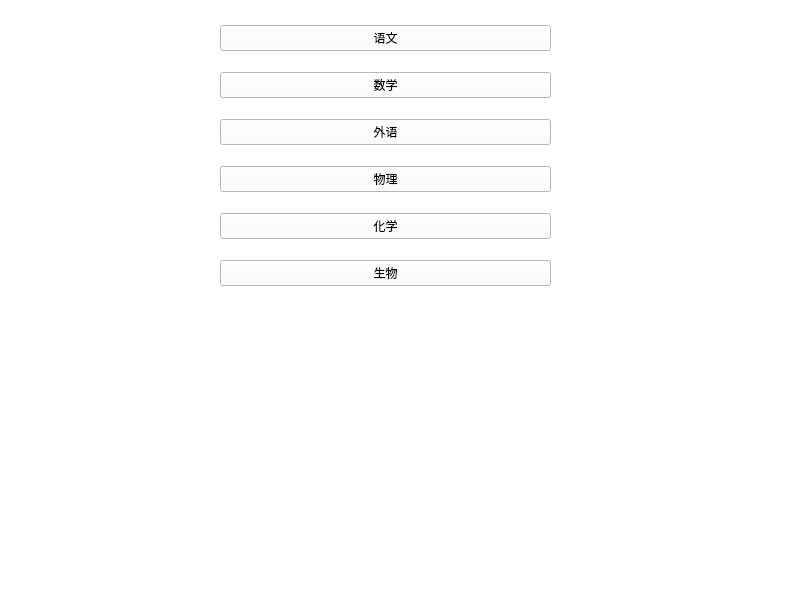
This is CODE/single_score.ui in lensans/- as Qt 5 draws it before an edit. The edited form follows.
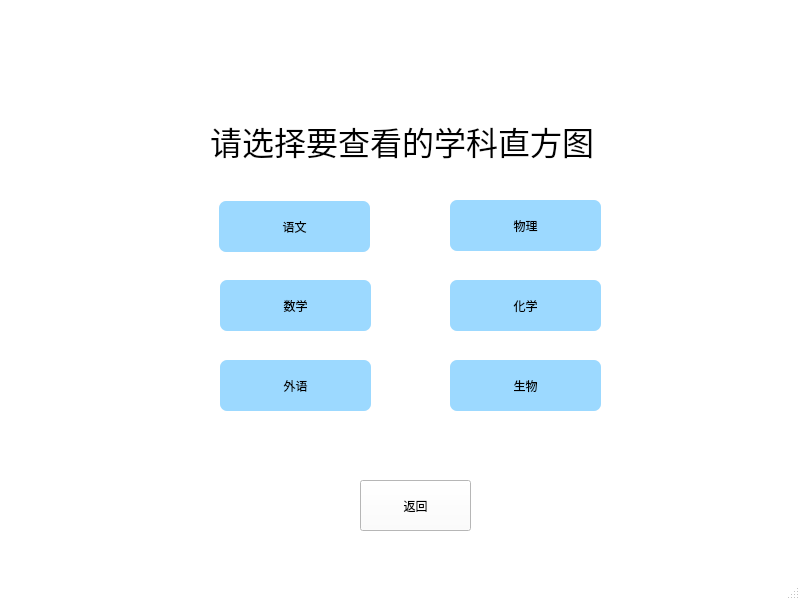
This is the edited form. Icons and pictures are not drawn.

The edit to the form file:
```diff
--- a/CODE/single_score.ui
+++ b/CODE/single_score.ui
@@ -14,62 +14,252 @@
    <string>MainWindow</string>
   </property>
   <property name="styleSheet">
-   <string notr="true">background-color: rgb(255, 255, 255);</string>
+   <string notr="true">QMainWindow#Single_score
+{
+	border-image: url(:/pic.png);
+	background-color: rgb(255, 255, 255);
+	
+}
+
+</string>
   </property>
   <widget class="QWidget" name="centralwidget">
-   <widget class="QWidget" name="layoutWidget">
+   <widget class="QLabel" name="single_score_label">
     <property name="geometry">
      <rect>
+      <x>210</x>
+      <y>110</y>
+      <width>391</width>
+      <height>61</height>
+     </rect>
+    </property>
+    <property name="font">
+     <font>
+      <family>宋体</family>
+      <pointsize>24</pointsize>
+     </font>
+    </property>
+    <property name="styleSheet">
+     <string notr="true">color: rgb(0, 0, 0);</string>
+    </property>
+    <property name="text">
+     <string>请选择要查看的学科直方图</string>
+    </property>
+   </widget>
+   <widget class="QPushButton" name="input_single_return">
+    <property name="geometry">
+     <rect>
+      <x>360</x>
+      <y>480</y>
+      <width>111</width>
+      <height>51</height>
+     </rect>
+    </property>
+    <property name="styleSheet">
+     <string notr="true">
+QMainWindow#Single_score QPushButton#input_single_return
+{
+   font: 18pt &quot;宋体&quot;;
+	
+	background-color: rgb(255, 255, 255);
+color: rgb(0,0,0);
+}
+
+QMainWindow#Single_score QPushButton#input_single_return:hover
+{
+	
+	background-color: rgb(195, 195, 195);
+}</string>
+    </property>
+    <property name="text">
+     <string>返回</string>
+    </property>
+   </widget>
+   <widget class="QPushButton" name="pushButton_4">
+    <property name="geometry">
+     <rect>
+      <x>450</x>
+      <y>200</y>
+      <width>151</width>
+      <height>51</height>
+     </rect>
+    </property>
+    <property name="styleSheet">
+     <string notr="true">QMainWindow#Single_score QPushButton#pushButton_4
+{
+	
+	background-color: rgb(156, 217, 255);
+  color: rgb(0,0,0);
+
+border:0px groove gray;border-radius:
+7px;padding:2px 4px;
+font: 16pt &quot;Candara&quot;;
+
+}
+
+QMainWindow#Single_score QPushButton#pushButton_4:hover
+{
+	background-color: rgb(130,190, 240);
+}</string>
+    </property>
+    <property name="text">
+     <string>物理</string>
+    </property>
+   </widget>
+   <widget class="QPushButton" name="pushButton_5">
+    <property name="geometry">
+     <rect>
+      <x>450</x>
+      <y>280</y>
+      <width>151</width>
+      <height>51</height>
+     </rect>
+    </property>
+    <property name="styleSheet">
+     <string notr="true">QMainWindow#Single_score QPushButton#pushButton_5
+{
+	
+	background-color: rgb(156, 217, 255);
+  color: rgb(0,0,0);
+
+border:0px groove gray;border-radius:
+7px;padding:2px 4px;
+font: 16pt &quot;Candara&quot;;
+
+}
+
+QMainWindow#Single_score QPushButton#pushButton_5:hover
+{
+	background-color: rgb(130,190, 240);
+}</string>
+    </property>
+    <property name="text">
+     <string>化学</string>
+    </property>
+   </widget>
+   <widget class="QPushButton" name="pushButton_6">
+    <property name="geometry">
+     <rect>
+      <x>450</x>
+      <y>360</y>
+      <width>151</width>
+      <height>51</height>
+     </rect>
+    </property>
+    <property name="styleSheet">
+     <string notr="true">QMainWindow#Single_score QPushButton#pushButton_6
+{
+	
+	background-color: rgb(156, 217, 255);
+  color: rgb(0,0,0);
+
+border:0px groove gray;border-radius:
+7px;padding:2px 4px;
+font: 16pt &quot;Candara&quot;;
+
+}
+
+QMainWindow#Single_score QPushButton#pushButton_6:hover
+{
+	background-color: rgb(130,190, 240);
+}</string>
+    </property>
+    <property name="text">
+     <string>生物</string>
+    </property>
+   </widget>
+   <widget class="QPushButton" name="pushButton_2">
+    <property name="geometry">
+     <rect>
       <x>220</x>
-      <y>10</y>
-      <width>331</width>
-      <height>291</height>
+      <y>280</y>
+      <width>151</width>
+      <height>51</height>
      </rect>
     </property>
-    <layout class="QVBoxLayout" name="verticalLayout">
-     <item>
-      <widget class="QPushButton" name="pushButton">
-       <property name="text">
-        <string>语文</string>
-       </property>
-      </widget>
-     </item>
-     <item>
-      <widget class="QPushButton" name="pushButton_2">
-       <property name="text">
-        <string>数学</string>
-       </property>
-      </widget>
-     </item>
-     <item>
-      <widget class="QPushButton" name="pushButton_3">
-       <property name="text">
-        <string>外语</string>
-       </property>
-      </widget>
-     </item>
-     <item>
-      <widget class="QPushButton" name="pushButton_4">
-       <property name="text">
-        <string>物理</string>
-       </property>
-      </widget>
-     </item>
-     <item>
-      <widget class="QPushButton" name="pushButton_5">
-       <property name="text">
-        <string>化学</string>
-       </property>
-      </widget>
-     </item>
-     <item>
-      <widget class="QPushButton" name="pushButton_6">
-       <property name="text">
-        <string>生物</string>
-       </property>
-      </widget>
-     </item>
-    </layout>
+    <property name="styleSheet">
+     <string notr="true">QMainWindow#Single_score QPushButton#pushButton_2
+{
+	
+	background-color: rgb(156, 217, 255);
+  color: rgb(0,0,0);
+
+border:0px groove gray;border-radius:
+7px;padding:2px 4px;
+font: 16pt &quot;Candara&quot;;
+
+}
+
+QMainWindow#Single_score QPushButton#pushButton_2:hover
+{
+	background-color: rgb(130,190, 240);
+}</string>
+    </property>
+    <property name="text">
+     <string>数学</string>
+    </property>
+   </widget>
+   <widget class="QPushButton" name="pushButton">
+    <property name="geometry">
+     <rect>
+      <x>219</x>
+      <y>201</y>
+      <width>151</width>
+      <height>51</height>
+     </rect>
+    </property>
+    <property name="styleSheet">
+     <string notr="true">QMainWindow#Single_score QPushButton#pushButton
+{
+	
+	background-color: rgb(156, 217, 255);
+  color: rgb(0,0,0);
+
+border:0px groove gray;border-radius:
+7px;padding:2px 4px;
+font: 16pt &quot;Candara&quot;;
+
+}
+
+QMainWindow#Single_score QPushButton#pushButton:hover
+{
+	background-color: rgb(130,190, 240);
+}</string>
+    </property>
+    <property name="text">
+     <string>语文</string>
+    </property>
+   </widget>
+   <widget class="QPushButton" name="pushButton_3">
+    <property name="geometry">
+     <rect>
+      <x>220</x>
+      <y>360</y>
+      <width>151</width>
+      <height>51</height>
+     </rect>
+    </property>
+    <property name="styleSheet">
+     <string notr="true">QMainWindow#Single_score QPushButton#pushButton_3
+{
+	
+	background-color: rgb(156, 217, 255);
+  color: rgb(0,0,0);
+
+border:0px groove gray;border-radius:
+7px;padding:2px 4px;
+font: 16pt &quot;Candara&quot;;
+
+}
+
+QMainWindow#Single_score QPushButton#pushButton_3:hover
+{
+	background-color: rgb(130,190, 240);
+}</string>
+    </property>
+    <property name="text">
+     <string>外语</string>
+    </property>
    </widget>
   </widget>
   <widget class="QMenuBar" name="menubar">
```
